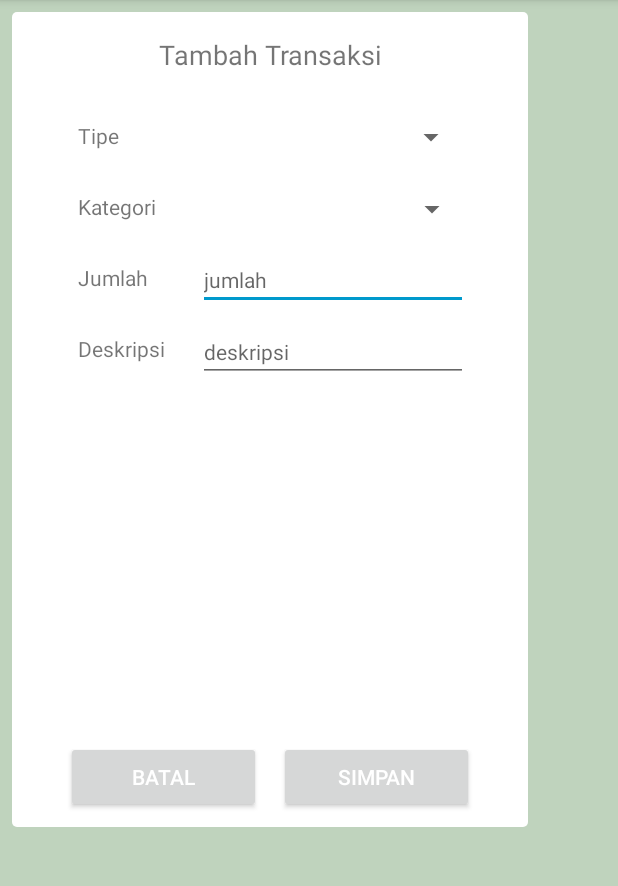
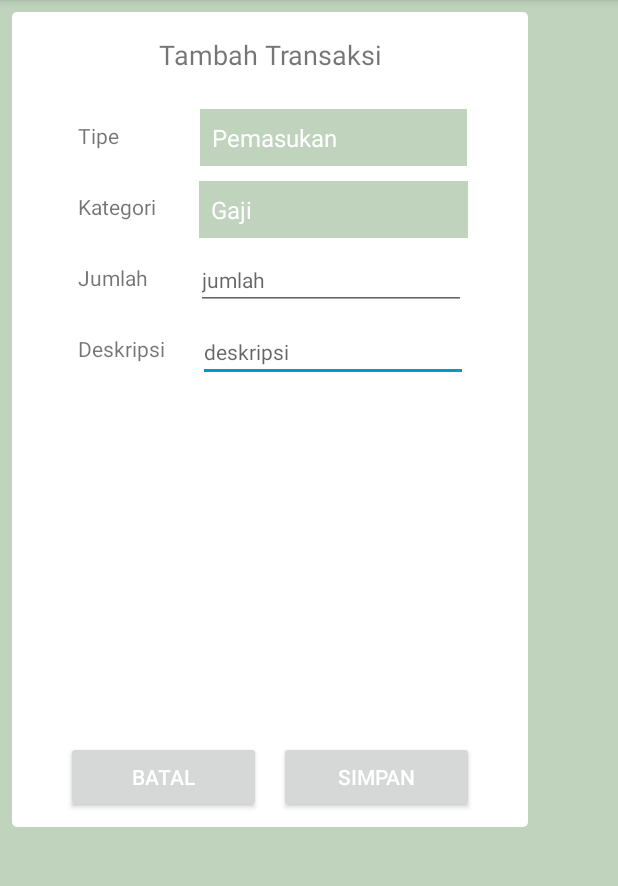
Before and after one commit to GusnaIkhsan/PELUANG, an Android app: the screen it shows after launch (TambahTransaksi), after a tap on "TAMBAH", on a phone screen of 412 x 824 dp, the part 84-970 px from its top. Run offline under Robolectric (Android 15) with nearby library versions, the phone set to English and light mode, and no system bars.

Commit message:
dashboard 70%

```diff
--- a/app/src/main/java/com/gusnavanila/peluang/DashboardFragment.java
+++ b/app/src/main/java/com/gusnavanila/peluang/DashboardFragment.java
@@ -1,6 +1,7 @@
 package com.gusnavanila.peluang;
 
 //import android.app.Fragment;
+import android.database.Cursor;
 import android.support.v4.app.Fragment;
 import android.content.Intent;
 import android.graphics.drawable.Drawable;
@@ -14,45 +15,50 @@ import android.view.LayoutInflater;
 import android.view.View;
 import android.view.ViewGroup;
 import android.widget.Button;
+import android.widget.TextView;
+
+import com.gusnavanila.peluang.Database.DatabaseHelper;
 
 import java.util.ArrayList;
+import java.util.Calendar;
 
 public class DashboardFragment extends Fragment {
     RecyclerView _recycleView, _recycleView2;
+    TextView _totalPemasukan,_totalPengeluaran;
     DataHarianAdapter _dataHarianAdapter;
     DataTransaksiHarianAdapter _dataTransaksiHarianAdapter;
     ArrayList<DataHarian> _dataHarian = new ArrayList<DataHarian>();
     ArrayList<DataTransaksiHarian> _dataTransaksiHarian = new ArrayList<DataTransaksiHarian>();
     Button _tambah;
+    DatabaseHelper _database;
+    String _tanggalHariIni;
 
     @Nullable
     @Override
     public View onCreateView(LayoutInflater inflater, @Nullable ViewGroup container, Bundle savedInstanceState) {
         View rootView = inflater.inflate(R.layout.fragment_dashboard, container, false);
+        _database = new DatabaseHelper(getActivity());
+        _tambah = rootView.findViewById(R.id.button);
+        _totalPemasukan = rootView.findViewById(R.id.totalPemasukan);
+        _totalPengeluaran = rootView.findViewById(R.id.totalPengeluaran);
+        Calendar cal = Calendar.getInstance();
+        _tanggalHariIni = String.valueOf(cal.get(Calendar.DAY_OF_MONTH)+"/"+(cal.get(Calendar.MONTH)+1)+"/"+cal.get(Calendar.YEAR));
 
-        _tambah = rootView.findViewById(R.id.button);
+        Cursor totalPengeluaran = _database.getTotal("Pengeluaran");
+        while(totalPengeluaran.moveToNext()){
+            _totalPengeluaran.setText("Rp. "+String.valueOf(totalPengeluaran.getInt(0)));
+        }
 
-        _dataHarian.add(new DataHarian("10 Sep 2018",15000000,100000));
-        _dataHarian.add(new DataHarian("15 Sep 2018",3,100000));
-        _dataHarian.add(new DataHarian("17 Sep 2018",5,100000));
-        _dataHarian.add(new DataHarian("19 Sep 2018",300000,100000));
-        _dataHarian.add(new DataHarian("20 Sep 2018",300000,100000));
-        _dataHarian.add(new DataHarian("22 Sep 2018",300000,100000));
-        _dataHarian.add(new DataHarian("30 Sep 2018",300000,100000));
+        Cursor totalPemasukan = _database.getTotal("Pemasukan");
+        while(totalPemasukan.moveToNext()){
+            _totalPemasukan.setText("Rp. "+String.valueOf(totalPemasukan.getInt(0)));
+        }
 
-        _recycleView = rootView.findViewById(R.id.recyclerView);
-        _dataHarianAdapter = new DataHarianAdapter(getActivity(),_dataHarian);
-        _recycleView.setAdapter(_dataHarianAdapter);
-        _recycleView.setLayoutManager(new LinearLayoutManager(getActivity()));
-
-        _dataTransaksiHarian.add(new DataTransaksiHarian("Makanan","Sarapan",15000));
-        _dataTransaksiHarian.add(new DataTransaksiHarian("Makanan","Makan Siang",15000));
-        _dataTransaksiHarian.add(new DataTransaksiHarian("Transportasi","Naik Lan",5000));
-        _dataTransaksiHarian.add(new DataTransaksiHarian("Makanan","Sarapan",15000));
-        _dataTransaksiHarian.add(new DataTransaksiHarian("Belanja","Jajan",10000));
-        _dataTransaksiHarian.add(new DataTransaksiHarian("Bayar Kas","Kas Org",5000));
-        _dataTransaksiHarian.add(new DataTransaksiHarian("Makanan","Sarapan",15000));
-        _dataTransaksiHarian.add(new DataTransaksiHarian("Makanan","Makan Siang",15000));
+        Cursor dataTransaksi = _database.getTransaksiHarian(_tanggalHariIni);
+        while (dataTransaksi.moveToNext()){
+            _dataTransaksiHarian.add(new DataTransaksiHarian(dataTransaksi.getString(1),dataTransaksi.getString(2),dataTransaksi.getInt(3)));
+        }
+//        _dataTransaksiHarian.add(new DataTransaksiHarian("Makanan","Makan Siang",15000));
 
         _recycleView2 = rootView.findViewById(R.id.recyclerView2);
         _dataTransaksiHarianAdapter = new DataTransaksiHarianAdapter(getActivity(),_dataTransaksiHarian);
@@ -65,6 +71,13 @@ public class DashboardFragment extends Fragment {
         horizontalDecoration.setDrawable(horizontalDivider);
         _recycleView2.addItemDecoration(horizontalDecoration);
 
+        _dataHarian.add(new DataHarian("10 Sep 2018",15000000,100000));
+
+        _recycleView = rootView.findViewById(R.id.recyclerView);
+        _dataHarianAdapter = new DataHarianAdapter(getActivity(),_dataHarian);
+        _recycleView.setAdapter(_dataHarianAdapter);
+        _recycleView.setLayoutManager(new LinearLayoutManager(getActivity()));
+
         _tambah.setOnClickListener(new View.OnClickListener() {
             @Override
             public void onClick(View view) {
--- /dev/null
+++ b/app/src/main/java/com/gusnavanila/peluang/Database/DatabaseHelper.java
@@ -0,0 +1,145 @@
+package com.gusnavanila.peluang.Database;
+
+import android.content.ContentValues;
+import android.content.Context;
+import android.database.Cursor;
+import android.database.sqlite.SQLiteDatabase;
+import android.database.sqlite.SQLiteOpenHelper;
+
+public class DatabaseHelper extends SQLiteOpenHelper {
+    private static final String DATABASE_NAME = "peluang_db";
+    private static final int DATABASE_VERSION = 1;
+
+//    kolom tabel transaksi
+    public static final String TABEL_TRANSAKSI = "transaksi";
+    public static final String ID_TRANSAKSI = "id_transaksi";
+    public static final String ID_KATEGORI_T = "id_kategori";
+    public static final String NOMINAL = "nominal";
+    public static final String DESKRIPSI = "deskripsi";
+    public static final String TANGGAL = "tanggal";
+//    kolom tabel tipe
+    public static final String TABEL_TIPE = "tipe_kategori";
+    public static final String ID_KATEGORI = "id_kategori";
+    public static final String TIPE = "tipe";
+    public static final String KATEGORI = "kategori";
+
+    public static final String CREATE_TRANSAKSI_TABLE = "CREATE TABLE "
+            + TABEL_TRANSAKSI + "("
+            + ID_TRANSAKSI + " INTEGER PRIMARY KEY AUTOINCREMENT, "
+            + ID_KATEGORI_T + " INT, "
+            + NOMINAL + " INT, "
+            + DESKRIPSI + " TEXT, "
+            + TANGGAL + " TEXT, "
+            + "FOREIGN KEY(" + ID_KATEGORI_T + ") REFERENCES "
+            + TABEL_TIPE + "("+ ID_KATEGORI +") " + ")";
+
+    public static final String CREATE_TIPE_TABLE = "CREATE TABLE "
+            + TABEL_TIPE + "("
+            + ID_KATEGORI + " INTEGER PRIMARY KEY AUTOINCREMENT, "
+            + TIPE + " TEXT, "
+            + KATEGORI + " TEXT )";
+
+
+    public DatabaseHelper(Context context) {
+        super(context, DATABASE_NAME, null, DATABASE_VERSION);
+    }
+
+    @Override
+    public void onOpen(SQLiteDatabase db) {
+        super.onOpen(db);
+        if (!db.isReadOnly()) {
+            // Enable foreign key constraints
+            db.execSQL("PRAGMA foreign_keys=ON;");
+        }
+    }
+
+    @Override
+    public void onCreate(SQLiteDatabase db) {
+        db.execSQL(CREATE_TRANSAKSI_TABLE);
+        db.execSQL(CREATE_TIPE_TABLE);
+        db.execSQL("INSERT INTO tipe_kategori"+
+                "(id_kategori,tipe,kategori)"+
+                " VALUES "+
+                "(0,'Pemasukan','Gaji')");
+
+        db.execSQL("INSERT INTO tipe_kategori"+
+                "(id_kategori,tipe,kategori)"+
+                " VALUES "+
+                "(1,'Pemasukan','Hasil Usaha')");
+
+        db.execSQL("INSERT INTO tipe_kategori"+
+                "(id_kategori,tipe,kategori)"+
+                " VALUES "+
+                "(2,'Pengeluaran','Makanan')");
+
+        db.execSQL("INSERT INTO tipe_kategori"+
+                "(id_kategori,tipe,kategori)"+
+                " VALUES "+
+                "(3,'Pengeluaran','Minuman')");
+
+        db.execSQL("INSERT INTO tipe_kategori"+
+                "(id_kategori,tipe,kategori)"+
+                " VALUES "+
+                "(4,'Pengeluaran','Jajanan')");
+    }
+
+    @Override
+    public void onUpgrade(SQLiteDatabase db, int i, int i1) {
+        String drop = "DROP IF TABLE EXISTS";
+        db.execSQL(drop+ TABEL_TRANSAKSI);
+        db.execSQL(drop+TABEL_TIPE);
+        onCreate(db);
+    }
+
+    public boolean addData(String tipe, int kategori,int jumlah, String deskripsi, String tanggal){
+        SQLiteDatabase db = this.getWritableDatabase();
+        ContentValues cv = new ContentValues();
+        long result;
+
+        cv.put(ID_KATEGORI_T,kategori);
+        cv.put(NOMINAL,jumlah);
+        cv.put(DESKRIPSI,deskripsi);
+        cv.put(TANGGAL,tanggal);
+
+        result = db.insert(TABEL_TRANSAKSI,null,cv);
+
+
+        if (result == -1){
+            return false;
+        }else{
+            return true;
+        }
+    }
+
+    public Cursor getIdTipe(String tipe, String kategori){
+        SQLiteDatabase db = this.getWritableDatabase();
+        String query = "SELECT * FROM " + TABEL_TIPE +" WHERE tipe = '"+tipe+"' AND kategori = '"+kategori+"'";
+        Cursor data = db.rawQuery(query, null);
+        return data;
+    }
+
+    public Cursor getKategori(String tipe){
+        SQLiteDatabase db = this.getWritableDatabase();
+        String query = "SELECT kategori FROM " + TABEL_TIPE +" WHERE tipe = '"+tipe+"'";
+        Cursor data = db.rawQuery(query, null);
+        return data;
+    }
+
+    public Cursor getTransaksiHarian(String tanggal){
+        SQLiteDatabase db = this.getWritableDatabase();
+        String query = "SELECT tipe,kategori,deskripsi,nominal FROM transaksi JOIN tipe_kategori"
+                +" ON transaksi.id_kategori = tipe_kategori.id_kategori"
+                +" WHERE tanggal = '"+tanggal+"'";
+        Cursor data = db.rawQuery(query, null);
+        return data;
+    }
+
+    public Cursor getTotal(String tipe){
+        SQLiteDatabase db = this.getWritableDatabase();
+        String query = "SELECT sum(nominal) FROM transaksi JOIN tipe_kategori"
+                +" ON transaksi.id_kategori = tipe_kategori.id_kategori"
+                +" WHERE tipe_kategori.tipe = '"+tipe+"'";
+        Cursor data = db.rawQuery(query, null);
+        return data;
+    }
+}
--- a/app/src/main/java/com/gusnavanila/peluang/TambahTransaksi.java
+++ b/app/src/main/java/com/gusnavanila/peluang/TambahTransaksi.java
@@ -1,13 +1,112 @@
 package com.gusnavanila.peluang;
 
+import android.database.Cursor;
 import android.support.v7.app.AppCompatActivity;
 import android.os.Bundle;
+import android.view.View;
+import android.widget.AdapterView;
+import android.widget.ArrayAdapter;
+import android.widget.Button;
+import android.widget.EditText;
+import android.widget.Spinner;
+import android.widget.Toast;
+
+import com.gusnavanila.peluang.Database.DatabaseHelper;
+
+import java.util.ArrayList;
+import java.util.Calendar;
 
 public class TambahTransaksi extends AppCompatActivity {
+    Spinner _spinnerTipe, _spinnerKategori;
+    EditText _jumlah,_deskripsi;
+    DatabaseHelper _database;
+    Button _simpan,_batal;
+    String  _des,_tanggal,_tipe,_kategori;
+    int _jum,_idTipe;
 
     @Override
     protected void onCreate(Bundle savedInstanceState) {
         super.onCreate(savedInstanceState);
         setContentView(R.layout.activity_tambah_transaksi);
+
+        _spinnerTipe = findViewById(R.id.spinnerTipe);
+        _spinnerKategori = findViewById(R.id.spinnerKategori);
+        _jumlah = findViewById(R.id.editText);
+        _deskripsi = findViewById(R.id.editText2);
+        _simpan = findViewById(R.id.btn_simpan);
+        _batal = findViewById(R.id.btn_batal);
+
+        _database = new DatabaseHelper(this);
+
+        String[] arraySpinnerTipe = new String[] {
+                "Pemasukan", "Pengeluaran"
+        };
+
+        ArrayAdapter<String> adapterTipe = new ArrayAdapter<String>(this,
+                android.R.layout.simple_spinner_item, arraySpinnerTipe);
+        adapterTipe.setDropDownViewResource(android.R.layout.simple_spinner_dropdown_item);
+
+        _spinnerTipe.setAdapter(adapterTipe);
+
+        _spinnerTipe.setOnItemSelectedListener(new AdapterView.OnItemSelectedListener() {
+            @Override
+            public void onItemSelected(AdapterView<?> adapterView, View view, int i, long l) {
+                Cursor data = _database.getKategori(_spinnerTipe.getSelectedItem().toString());
+                ArrayList<String> spinnerKategori = new ArrayList<>();
+                while(data.moveToNext()){
+                    spinnerKategori.add(data.getString(0));
+                }
+                ArrayAdapter<String> adapterKategori = new ArrayAdapter<String>(TambahTransaksi.this,
+                        android.R.layout.simple_spinner_item, spinnerKategori);
+                adapterKategori.setDropDownViewResource(android.R.layout.simple_spinner_dropdown_item);
+                _spinnerKategori.setAdapter(adapterKategori);
+            }
+
+            @Override
+            public void onNothingSelected(AdapterView<?> adapterView) {
+
+            }
+        });
+
+        _simpan.setOnClickListener(new View.OnClickListener() {
+            @Override
+            public void onClick(View view) {
+                if (_jumlah.getText().toString().equalsIgnoreCase("")&&_deskripsi.getText().toString().equalsIgnoreCase("")){
+                    toastMessage("Jumlah dan Deskripsi tidak boleh kosong");
+                }else{
+                    Cursor result = _database.getIdTipe( _spinnerTipe.getSelectedItem().toString(),_spinnerKategori.getSelectedItem().toString());
+                    while (result.moveToNext()){
+                        _idTipe = Integer.parseInt(result.getString(0));
+                    }
+                    _jum = Integer.parseInt(_jumlah.getText().toString());
+                    _des = _deskripsi.getText().toString();
+                    Calendar cal = Calendar.getInstance();
+                    _tanggal = String.valueOf(cal.get(Calendar.DAY_OF_MONTH)+"/"+(cal.get(Calendar.MONTH)+1)+"/"+cal.get(Calendar.YEAR));
+
+                    boolean insertData = _database.addData(_spinnerTipe.getSelectedItem().toString(),_idTipe,_jum,_des,_tanggal);
+//                    toastMessage(_spinnerTipe.getSelectedItem().toString()+" "+_spinnerKategori.getSelectedItem().toString()+" "+_idTipe+" "+_jum+" "+_des+" "+_tanggal);
+
+                    if (insertData){
+                        toastMessage("Data berhasil ditambahkan");
+                        finish();
+                    }else {
+                        toastMessage("Data gagal ditambahkan");
+                    }
+
+                }
+            }
+        });
+
+        _batal.setOnClickListener(new View.OnClickListener() {
+            @Override
+            public void onClick(View view) {
+                finish();
+            }
+        });
+
+    }
+
+    private void toastMessage(String message){
+        Toast.makeText(this,message, Toast.LENGTH_SHORT).show();
     }
 }
--- a/app/src/main/res/layout/activity_tambah_transaksi.xml
+++ b/app/src/main/res/layout/activity_tambah_transaksi.xml
@@ -44,12 +44,13 @@
             app:layout_constraintTop_toBottomOf="@+id/textView9" />
 
         <Spinner
-            android:id="@+id/spinner3"
+            android:id="@+id/spinnerTipe"
             android:layout_width="178dp"
             android:layout_height="38dp"
             android:layout_marginStart="8dp"
             android:layout_marginTop="24dp"
             android:layout_marginEnd="8dp"
+            android:background="#bfd3bd"
             app:layout_constraintEnd_toEndOf="parent"
             app:layout_constraintHorizontal_bias="0.582"
             app:layout_constraintStart_toEndOf="@+id/textView10"
@@ -67,16 +68,17 @@
             app:layout_constraintTop_toBottomOf="@+id/textView10" />
 
         <Spinner
-            android:id="@+id/spinner4"
+            android:id="@+id/spinnerKategori"
             android:layout_width="179dp"
             android:layout_height="38dp"
             android:layout_marginStart="8dp"
             android:layout_marginTop="10dp"
             android:layout_marginEnd="40dp"
+            android:background="#bfd3bd"
             app:layout_constraintEnd_toEndOf="parent"
             app:layout_constraintHorizontal_bias="1.0"
             app:layout_constraintStart_toEndOf="@+id/textView11"
-            app:layout_constraintTop_toBottomOf="@+id/spinner3" />
+            app:layout_constraintTop_toBottomOf="@+id/spinnerTipe" />
 
         <TextView
             android:id="@+id/textView12"
@@ -88,22 +90,6 @@
             android:textSize="14sp"
             app:layout_constraintStart_toStartOf="parent"
             app:layout_constraintTop_toBottomOf="@+id/textView11" />
-
-        <EditText
-            android:id="@+id/editText"
-            android:layout_width="180dp"
-            android:layout_height="38dp"
-            android:layout_marginStart="8dp"
-            android:layout_marginTop="10dp"
-            android:layout_marginEnd="40dp"
-            android:ems="10"
-            android:hint="jumlah"
-            android:inputType="textPersonName"
-            android:textSize="14sp"
-            app:layout_constraintEnd_toEndOf="parent"
-            app:layout_constraintHorizontal_bias="1.0"
-            app:layout_constraintStart_toEndOf="@+id/textView12"
-            app:layout_constraintTop_toBottomOf="@+id/spinner4" />
 
         <Button
             android:id="@+id/btn_batal"
@@ -157,9 +143,27 @@
             android:hint="deskripsi"
             android:inputType="textPersonName"
             android:textSize="14sp"
+            android:textColor="#000000"
             app:layout_constraintEnd_toEndOf="parent"
             app:layout_constraintHorizontal_bias="1.0"
             app:layout_constraintStart_toEndOf="@+id/textView13"
             app:layout_constraintTop_toBottomOf="@+id/editText" />
+
+        <EditText
+            android:id="@+id/editText"
+            android:layout_width="180dp"
+            android:layout_height="38dp"
+            android:layout_marginStart="8dp"
+            android:layout_marginTop="10dp"
+            android:layout_marginEnd="8dp"
+            android:ems="10"
+            android:hint="jumlah"
+            android:inputType="numberDecimal"
+            android:textSize="14sp"
+            android:textColor="#000000"
+            app:layout_constraintEnd_toEndOf="parent"
+            app:layout_constraintHorizontal_bias="0.421"
+            app:layout_constraintStart_toEndOf="@+id/textView12"
+            app:layout_constraintTop_toBottomOf="@+id/spinnerKategori" />
     </android.support.constraint.ConstraintLayout>
 </android.support.constraint.ConstraintLayout>
--- a/app/src/main/res/layout/fragment_dashboard.xml
+++ b/app/src/main/res/layout/fragment_dashboard.xml
@@ -79,6 +79,7 @@
             android:layout_marginTop="8dp"
             android:layout_marginEnd="8dp"
             android:text="Rp. 1.000.000"
+            android:textColor="#f16f6d"
             android:textAlignment="viewEnd"
             app:layout_constraintEnd_toEndOf="parent"
             app:layout_constraintTop_toTopOf="parent" />
```
